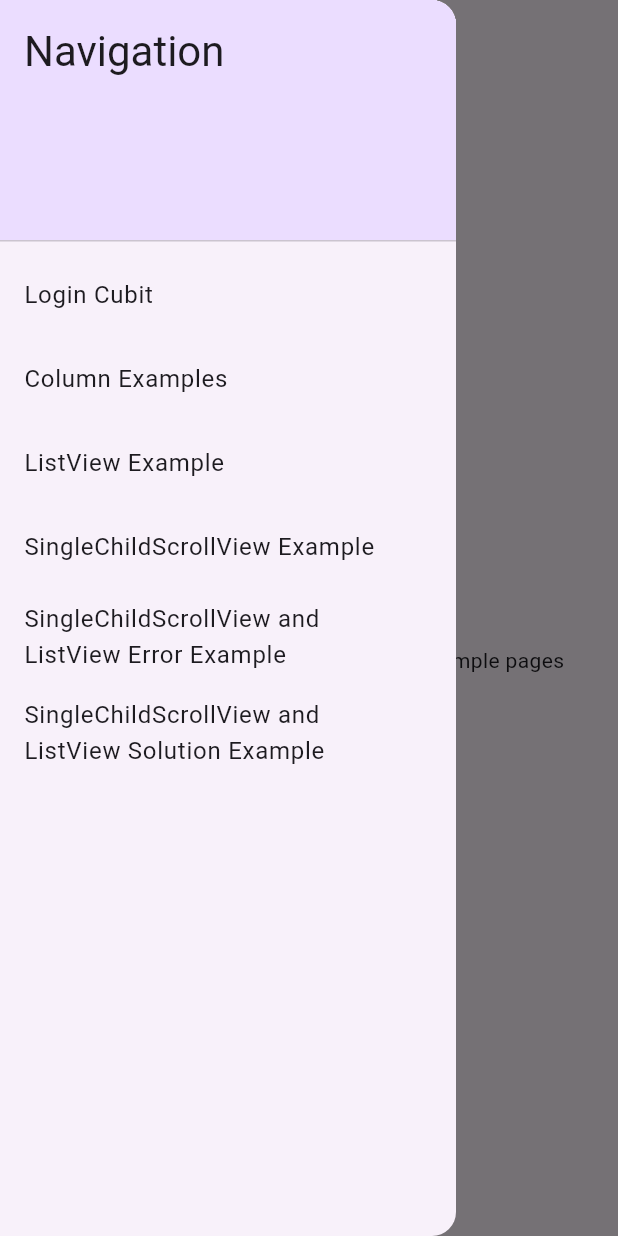
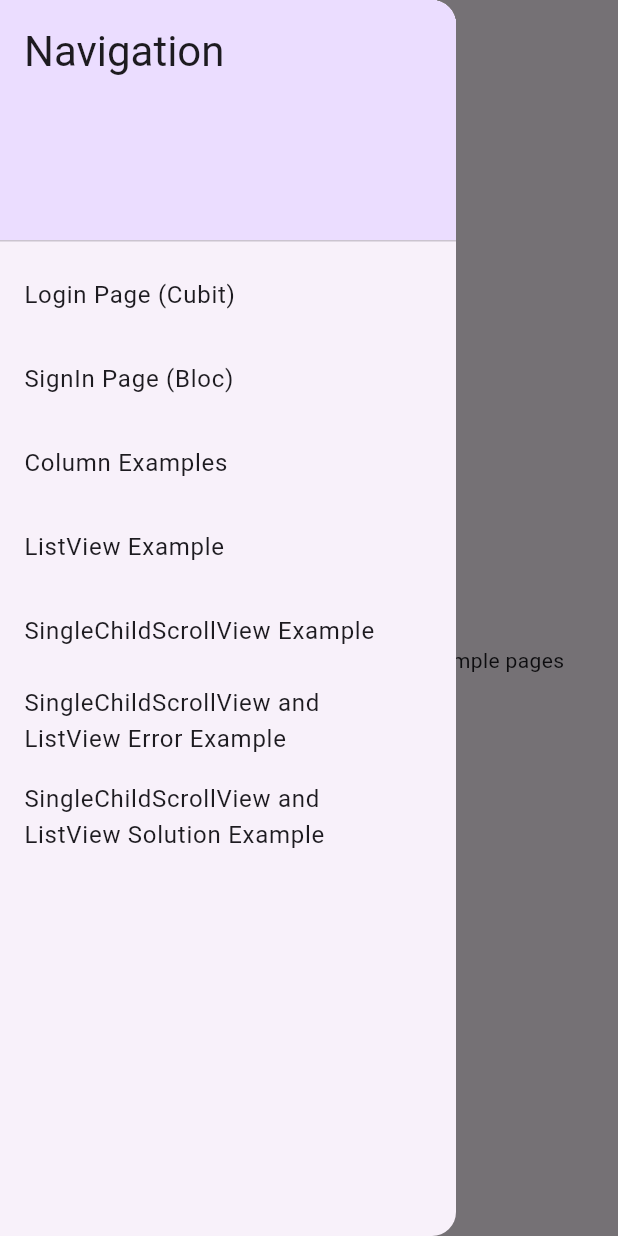
Before and after one commit to mehmetartun/CSEN268, a Flutter app: the screen it shows after launch, with the side drawer open, on a phone screen of 412 x 824 dp. Run offline on Flutter 3.47's test engine with Material 3 defaults, Android fonts, the light colour scheme and no system bars; our stand-ins replace flutter_bloc, flutter_lorem; accounts and stored records are empty.

Commit message:
lect0801

```diff
--- /dev/null
+++ b/lib/blocs/authentication/authentication_bloc.dart
@@ -0,0 +1,14 @@
+
+
+import 'package:flutter_bloc/flutter_bloc.dart';
+
+part 'authentication_event.dart';
+part 'authentication_state.dart';
+
+class AuthenticationBloc extends Bloc<AuthenticationEvent, AuthenticationState> {
+  AuthenticationBloc() : super(AuthenticationInitial()) {
+    on<AuthenticationEvent>((event, emit) {
+      // TODO: implement event handler
+    });
+  }
+}
--- /dev/null
+++ b/lib/blocs/authentication/authentication_event.dart
@@ -0,0 +1,4 @@
+part of 'authentication_bloc.dart';
+
+
+sealed class AuthenticationEvent {}
--- /dev/null
+++ b/lib/blocs/authentication/authentication_state.dart
@@ -0,0 +1,6 @@
+part of 'authentication_bloc.dart';
+
+
+sealed class AuthenticationState {}
+
+final class AuthenticationInitial extends AuthenticationState {}
--- a/lib/main.dart
+++ b/lib/main.dart
@@ -1,7 +1,9 @@
+import 'package:csen268/pages/sign_in/sign_in_page.dart';
 import 'package:csen268/repositories/authentication/authentication_repository.dart';
 import 'package:flutter/material.dart';
 import 'package:flutter_bloc/flutter_bloc.dart';
 
+import 'blocs/authentication/authentication_bloc.dart';
 import 'pages/column_examples_page.dart';
 import 'pages/example_page.dart';
 import 'pages/home_page.dart';
@@ -21,8 +23,15 @@ class MyApp extends StatelessWidget {
   // This widget is the root of your application.
   @override
   Widget build(BuildContext context) {
-    return RepositoryProvider(
-      create: (context) => FirebaseAuthenticationRepository() as AuthenticationRepository,
+    return MultiRepositoryProvider(
+      providers: [
+        RepositoryProvider(
+          create: (context) =>
+              FirebaseAuthenticationRepository() as AuthenticationRepository,
+        ),
+      ],
+      child: MultiBlocProvider(
+        providers: [BlocProvider(create: (context) => AuthenticationBloc())],
         child: MaterialApp(
           title: 'Flutter Demo',
           theme: ThemeData(
@@ -49,7 +58,8 @@ class MyApp extends StatelessWidget {
           initialRoute: "/",
           routes: {
             "/": (context) => const HomePage(),
-          "/loginCubit": (context) => const LoginPage(),
+            "/loginPage": (context) => const LoginPage(),
+            "/signInPage": (context) => const SignInPage(),
             "/example": (context) => const ExamplePage(),
             "/columnExamples": (context) => const ColumnExamplesPage(),
             "/listViewExample": (context) => const ListViewExamplePage(),
@@ -62,6 +72,7 @@ class MyApp extends StatelessWidget {
                 const SingleChildScrollViewAndListViewSolutionExamplePage(),
           },
         ),
+      ),
     );
   }
 }
--- a/lib/pages/home_page.dart
+++ b/lib/pages/home_page.dart
@@ -21,9 +21,15 @@ class HomePage extends StatelessWidget {
               ),
             ),
             ListTile(
-              title: const Text('Login Cubit'),
+              title: const Text('Login Page (Cubit)'),
               onTap: () {
-              Navigator.of(context).popAndPushNamed('/loginCubit');
+                Navigator.of(context).popAndPushNamed('/loginPage');
+              },
+            ),
+            ListTile(
+              title: const Text('SignIn Page (Bloc)'),
+              onTap: () {
+                Navigator.of(context).popAndPushNamed('/signInPage');
               },
             ),
             ListTile(
--- a/lib/pages/login/login_page.dart
+++ b/lib/pages/login/login_page.dart
@@ -13,7 +13,8 @@ class LoginPage extends StatelessWidget {
   @override
   Widget build(BuildContext context) {
     return BlocProvider(
-      create: (context) => LoginCubit(RepositoryProvider.of<AuthenticationRepository>(context)),
+      create: (context) =>
+          LoginCubit(RepositoryProvider.of<AuthenticationRepository>(context)),
       child: BlocBuilder<LoginCubit, LoginState>(
         builder: (context, state) {
           switch (state) {
@@ -21,7 +22,7 @@ class LoginPage extends StatelessWidget {
               return EmailPasswordView();
             case LoginError _:
               return ErrorView();
-                 case LoginSuccess _:
+            case LoginSuccess _:
               return SuccessView();
           }
         },
```
Also changed, not shown: lib/pages/sign_in/sign_in_page.dart (added, +25 -0 lines), lib/pages/sign_in/views/sign_in_waiting_view.dart (added, +22 -0 lines), 2 other files. Lines whose indentation alone changed are shown as unchanged.
